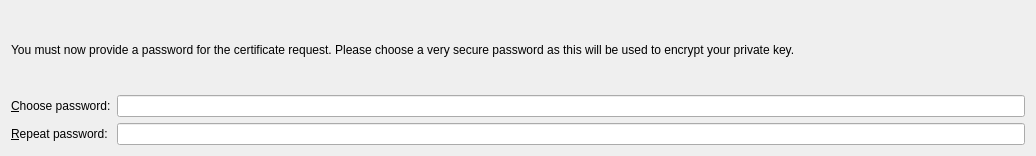
Before: the Qt Designer form kio/kssl/keygenwizard2.ui in KDE/kdelibs, drawn with Qt 5.
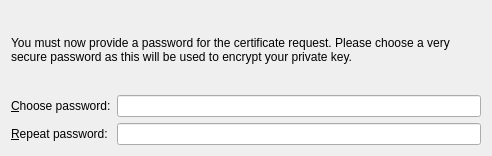
After: the same form once the commit is applied.

```diff
--- a/kio/kssl/keygenwizard2.ui
+++ b/kio/kssl/keygenwizard2.ui
@@ -8,7 +8,7 @@
    <rect>
     <x>0</x>
     <y>0</y>
-    <width>1036</width>
+    <width>492</width>
     <height>156</height>
    </rect>
   </property>
@@ -16,7 +16,19 @@
    <property name="margin" >
     <number>11</number>
    </property>
-   <property name="spacing" >
+   <property name="topMargin" >
+    <number>11</number>
+   </property>
+   <property name="rightMargin" >
+    <number>11</number>
+   </property>
+   <property name="bottomMargin" >
+    <number>11</number>
+   </property>
+   <property name="horizontalSpacing" >
+    <number>6</number>
+   </property>
+   <property name="verticalSpacing" >
     <number>6</number>
    </property>
    <item row="0" column="0" colspan="2" >
@@ -27,6 +39,9 @@
      <property name="alignment" >
       <set>Qt::AlignLeading|Qt::AlignLeft|Qt::AlignVCenter</set>
      </property>
+     <property name="wordWrap" >
+      <bool>true</bool>
+     </property>
     </widget>
    </item>
    <item row="2" column="0" >
```
Left out of the diff: 4 changed lines with no effect on the pictures.
